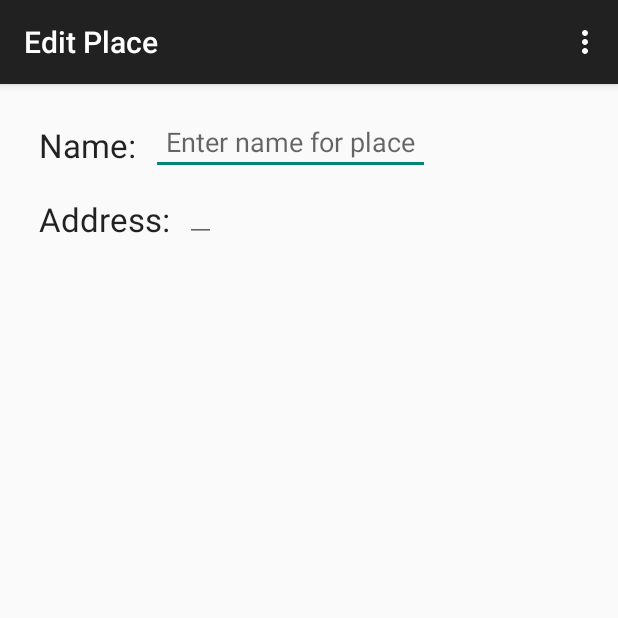
After one commit to rlucas92/FastRoute, an Android app: the EditPlaceActivity screen opened directly, with no data from a screen before it, on a phone screen of 412 x 824 dp, the top half of it. The commit adds this screen. Run offline under Robolectric (Android 15) with nearby library versions, the phone set to English and light mode, and no system bars.

Commit message:
Fixed so only one map marker. Created EditPlace activity. Began work on getting address from latlng to send to editplace activity.

```diff
--- /dev/null
+++ b/app/src/main/java/com/rlucas/fastroute/EditPlaceActivity.java
@@ -0,0 +1,65 @@
+package com.rlucas.fastroute;
+
+import android.content.Intent;
+import android.location.Address;
+import android.location.Geocoder;
+import android.os.AsyncTask;
+import android.support.v7.app.AppCompatActivity;
+import android.os.Bundle;
+import android.view.Menu;
+import android.view.MenuItem;
+import android.widget.EditText;
+import android.widget.Toast;
+
+import com.google.android.gms.maps.CameraUpdateFactory;
+import com.google.android.gms.maps.model.LatLng;
+import com.google.android.gms.maps.model.MarkerOptions;
+
+import java.io.IOException;
+import java.util.List;
+
+public class EditPlaceActivity extends AppCompatActivity {
+
+    private LatLng latLng;
+
+    @Override
+    protected void onCreate(Bundle savedInstanceState) {
+        super.onCreate(savedInstanceState);
+        setContentView(R.layout.activity_edit_place);
+
+        //Set Address
+        Intent intent = getIntent();
+        latLng = new LatLng(intent.getDoubleExtra("lat", 0),
+                intent.getDoubleExtra("long", 0));
+
+    }
+
+    @Override
+    public boolean onCreateOptionsMenu(Menu menu) {
+        // Inflate the menu; this adds items to the action bar if it is present.
+        getMenuInflater().inflate(R.menu.menu_edit_place, menu);
+        return true;
+    }
+
+    @Override
+    public boolean onOptionsItemSelected(MenuItem item) {
+        // Handle action bar item clicks here. The action bar will
+        // automatically handle clicks on the Home/Up button, so long
+        // as you specify a parent activity in AndroidManifest.xml.
+        int id = item.getItemId();
+
+        //noinspection SimplifiableIfStatement
+        if (id == R.id.action_settings) {
+            return true;
+        }
+
+        return super.onOptionsItemSelected(item);
+    }
+
+    public void setAddressField(Address address) {
+        EditText addressET = (EditText)findViewById(R.id.editText_address);
+        addressET.setText(address.toString());
+
+    }
+
+}
--- /dev/null
+++ b/app/src/main/res/layout/activity_edit_place.xml
@@ -0,0 +1,50 @@
+<RelativeLayout xmlns:android="http://schemas.android.com/apk/res/android"
+    xmlns:tools="http://schemas.android.com/tools" android:layout_width="match_parent"
+    android:layout_height="match_parent" android:paddingLeft="@dimen/activity_horizontal_margin"
+    android:paddingRight="@dimen/activity_horizontal_margin"
+    android:paddingTop="@dimen/activity_vertical_margin"
+    android:paddingBottom="@dimen/activity_vertical_margin"
+    tools:context="com.rlucas.fastroute.EditPlaceActivity">
+
+    <TextView
+        android:id="@+id/textView_name"
+        android:layout_width="wrap_content"
+        android:layout_height="wrap_content"
+        android:textAppearance="?android:attr/textAppearanceLarge"
+        android:text="@string/textView_name"
+        android:layout_alignParentStart="true"
+        android:layout_alignParentTop="true"
+        android:padding="10dp"/>
+
+    <EditText
+        android:id="@+id/editText_name"
+        android:layout_width="wrap_content"
+        android:layout_height="wrap_content"
+        android:hint="@string/editText_name_hint"
+        android:layout_toEndOf="@+id/textView_name"
+        android:layout_alignParentTop="true"
+        android:padding="10dp"/>
+
+    <TextView
+        android:id="@+id/textView_address"
+        android:layout_width="wrap_content"
+        android:layout_height="wrap_content"
+        android:textAppearance="?android:attr/textAppearanceLarge"
+        android:text="@string/textView_address"
+        android:layout_alignParentStart="true"
+        android:layout_below="@id/textView_name"
+        android:padding="10dp"
+        android:labelFor="@id/editText_name"/>
+
+    <EditText
+        android:id="@+id/editText_address"
+        android:layout_width="wrap_content"
+        android:layout_height="wrap_content"
+        android:layout_toEndOf="@+id/textView_address"
+        android:layout_below="@id/editText_name"
+        android:padding="10dp"/>
+
+
+
+
+</RelativeLayout>
--- /dev/null
+++ b/app/src/main/res/menu/menu_edit_place.xml
@@ -0,0 +1,7 @@
+<menu xmlns:android="http://schemas.android.com/apk/res/android"
+    xmlns:app="http://schemas.android.com/apk/res-auto"
+    xmlns:tools="http://schemas.android.com/tools"
+    tools:context="com.rlucas.fastroute.EditPlaceActivity">
+    <item android:id="@+id/action_settings" android:title="@string/action_settings"
+        android:orderInCategory="100" app:showAsAction="never" />
+</menu>
--- a/app/src/main/res/values/strings.xml
+++ b/app/src/main/res/values/strings.xml
@@ -21,6 +21,13 @@
     <!-- Map -->
     <string name="location">Location</string>
     <string name="map_dialog_confirm">Are you sure you want to add the selected location?</string>
+    <string name="map_marker_title">Tap to select location</string>
+
+    <!-- Edit Place Activity-->
+    <string name="title_activity_edit_place">Edit Place</string>
+    <string name="textView_name">Name: </string>
+    <string name="editText_name_hint">Enter name for place</string>
+    <string name="textView_address">Address: </string>
 
 
 </resources>
```
Also changed, not shown: app/src/main/AndroidManifest.xml (+21 -9 lines), app/src/main/java/com/rlucas/fastroute/MapActivity.java (+36 -58 lines).
